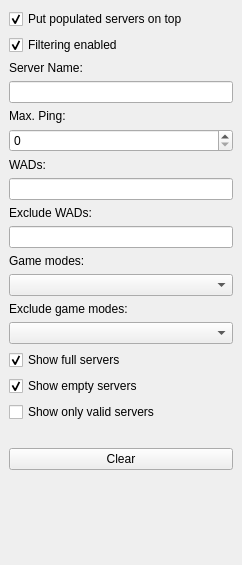
This is src/core/gui/serverfilterdock.ui in Destroyerrrocket/doomseeker-unofficial as Qt 5 draws it before an edit. The edited form follows.
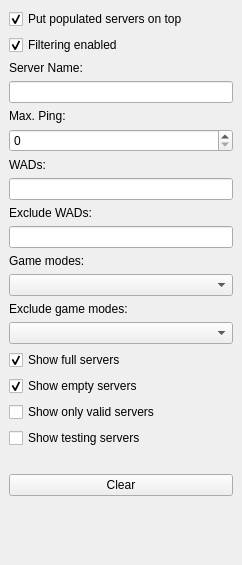
This is the edited form. Icons and pictures are not drawn. Custom widgets are drawn as their Qt base class.

Commit message: - Added server filter for testing servers.

Diff of the .ui file:
```diff
--- a/src/core/gui/serverfilterdock.ui
+++ b/src/core/gui/serverfilterdock.ui
@@ -54,7 +54,7 @@
         <rect>
          <x>0</x>
          <y>0</y>
-         <width>208</width>
+         <width>224</width>
          <height>479</height>
         </rect>
        </property>
@@ -181,6 +181,16 @@
           </property>
          </widget>
         </item>
+        <item>
+         <widget class="QCheckBox" name="cbShowTestingServers">
+          <property name="text">
+           <string>Show testing servers</string>
+          </property>
+          <property name="tristate">
+           <bool>true</bool>
+          </property>
+         </widget>
+        </item>
         <item>
          <spacer name="horizontalSpacer">
           <property name="orientation">
```
Left out of the diff: 66 changed lines with no effect on the pictures. The commit also changes 12 other files.
